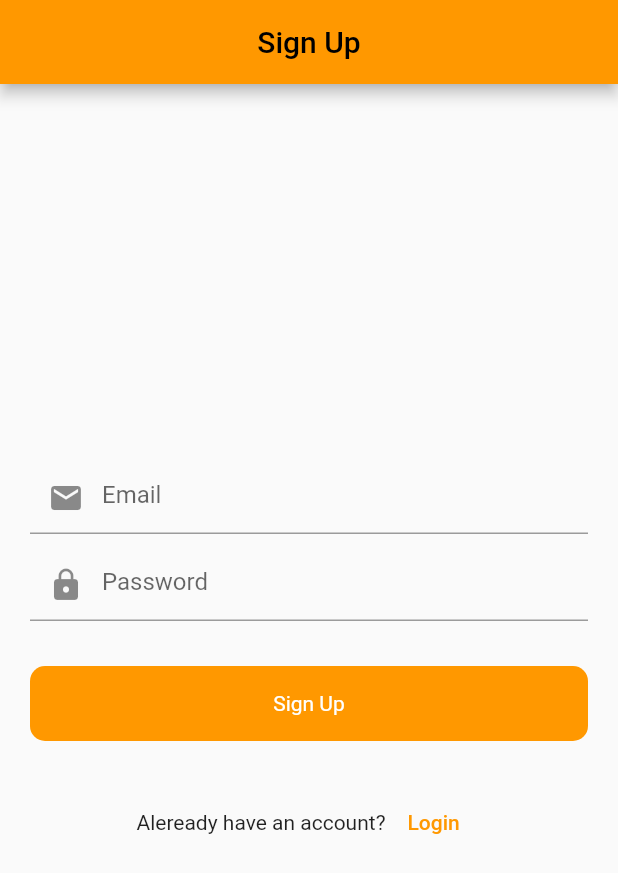
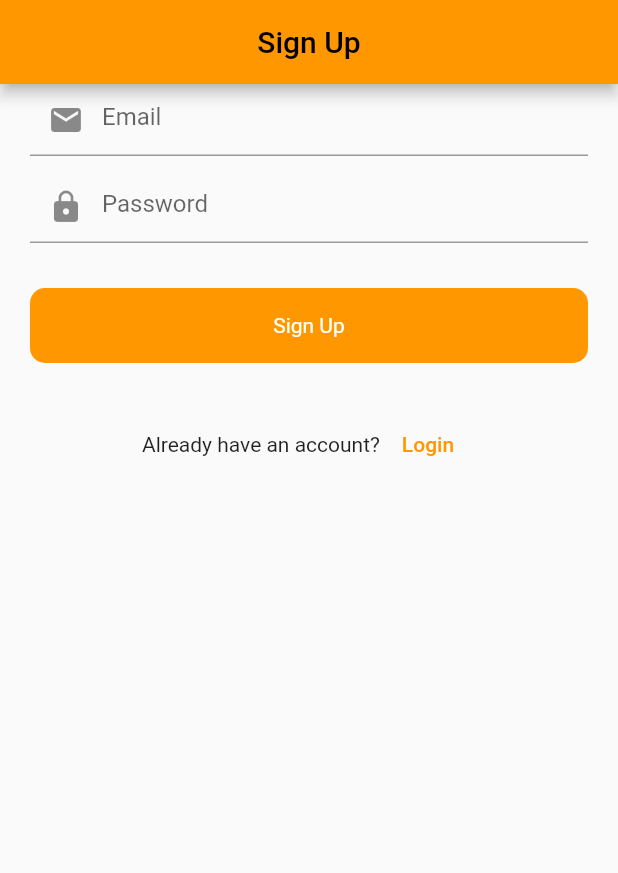
Before and after one commit to MuhammadBilalAkbar/firebase_asif_taj_tutorials, a Flutter app: the screen it shows after launch, after a tap on "Login", after a tap on "Sing up", on a phone screen of 412 x 824 dp. Shown: the top 873 px of the screen. Run offline on Flutter 3.47's test engine with Material 2 defaults, Android fonts, the light colour scheme and no system bars; our stand-ins replace cloud_firestore, firebase_auth, firebase_core, firebase_database, firebase_storage, fluttertoast and 1 more; accounts and stored records are empty.

Commit message:
major update working on android and iphone

```diff
--- a/lib/firebase_services/splash_services.dart
+++ b/lib/firebase_services/splash_services.dart
@@ -2,46 +2,46 @@ import 'dart:async';
 
 import 'package:firebase_asif_taj_tutorials/posts/posts_screen.dart';
 import 'package:firebase_asif_taj_tutorials/ui/auth/login_screen.dart';
-import 'package:firebase_asif_taj_tutorials/ui/firestore/firestore_list_screen.dart';
-import 'package:firebase_asif_taj_tutorials/ui/upload_image.dart';
 import 'package:firebase_auth/firebase_auth.dart';
 import 'package:flutter/material.dart';
 
 class SplashServices {
-
   void isLogin(BuildContext context) {
     final FirebaseAuth checkIfLogin = FirebaseAuth.instance;
-    final _userDetail = checkIfLogin.currentUser;
+    final userDetail = checkIfLogin.currentUser;
 
-    if (_userDetail != null) {
-      debugPrint('splash_services.dart-------------------------------------------------------User already logged in. User email: ${_userDetail.email}');
+    if (userDetail != null) {
+      debugPrint(
+          'splash_services.dart-------------------------------------------------------User already logged in. User email: ${userDetail.email}');
       Timer(
-        Duration(seconds: 3),
-            () {
+        const Duration(seconds: 3),
+        () {
           Navigator.pushReplacement(
             context,
             MaterialPageRoute(
-              builder: (context) => PostScreen(),
+              builder: (context) => const PostScreen(),
               // builder: (context) => UploadImageScreen(),
             ),
           );
           // debugPrint('===================================================Navigating to posts_screen.dart');
-          debugPrint('===================================================Navigating to firestore_list_screen.dart');
-          debugPrint('===================================================Navigating to upload_image_screen.dart');
+          debugPrint(
+              '===================================================Navigating to firestore_list_screen.dart');
+          debugPrint(
+              '===================================================Navigating to upload_image_screen.dart');
         },
       );
     } else {
       Timer(
-        Duration(seconds: 3),
+        const Duration(seconds: 3),
         () {
           Navigator.pushReplacement(
             context,
             MaterialPageRoute(
-              builder: (context) => LoginScreen(),
+              builder: (context) => const LoginScreen(),
             ),
           );
-          debugPrint('===================================================Navigating to login_screen.dart');
-
+          debugPrint(
+              '===================================================Navigating to login_screen.dart');
         },
       );
     }
--- a/lib/main.dart
+++ b/lib/main.dart
@@ -17,11 +17,12 @@ class MyApp extends StatelessWidget {
   @override
   Widget build(BuildContext context) {
     return MaterialApp(
+      debugShowCheckedModeBanner: false,
       theme: ThemeData(
         primarySwatch: kPrimarySwatch
       ),
       title: 'Flutter Demo',
-      home: SplashScreen(),
+      home: const SplashScreen(),
     );
   }
 }
--- a/lib/ui/auth/login_screen.dart
+++ b/lib/ui/auth/login_screen.dart
@@ -1,4 +1,3 @@
-import 'package:firebase_asif_taj_tutorials/posts/add_post.dart';
 import 'package:firebase_asif_taj_tutorials/posts/posts_screen.dart';
 import 'package:firebase_asif_taj_tutorials/ui/auth/signup_screen.dart';
 import 'package:firebase_asif_taj_tutorials/ui/widgets/round_button.dart';
@@ -8,6 +7,7 @@ import 'package:flutter/material.dart';
 import 'package:flutter/services.dart';
 
 import '../forgot_password.dart';
+import 'login_with_phone_number.dart';
 
 class LoginScreen extends StatefulWidget {
   const LoginScreen({Key? key}) : super(key: key);
@@ -47,7 +47,7 @@ class _LoginScreenState extends State<LoginScreen> {
           appBar: AppBar(
             // automaticallyImplyLeading: false,
             centerTitle: true,
-            title: Text('Login'),
+            title: const Text('Login'),
           ),
           body: Padding(
             padding: const EdgeInsets.symmetric(horizontal: 20.0),
@@ -62,7 +62,7 @@ class _LoginScreenState extends State<LoginScreen> {
                       TextFormField(
                         keyboardType: TextInputType.emailAddress,
                         controller: emailController,
-                        decoration: InputDecoration(
+                        decoration: const InputDecoration(
                           hintText: 'Email',
                           prefixIcon: Icon(Icons.email),
                         ),
@@ -73,12 +73,12 @@ class _LoginScreenState extends State<LoginScreen> {
                           return null;
                         },
                       ),
-                      SizedBox(height: 10),
+                      const SizedBox(height: 10),
                       TextFormField(
                         keyboardType: TextInputType.text,
                         controller: passwordController,
                         obscureText: true,
-                        decoration: InputDecoration(
+                        decoration: const InputDecoration(
                           hintText: 'Password',
                           prefixIcon: Icon(Icons.lock),
                         ),
@@ -92,7 +92,7 @@ class _LoginScreenState extends State<LoginScreen> {
                     ],
                   ),
                 ),
-                SizedBox(height: 30),
+                const SizedBox(height: 30),
                 RoundButton(
                   loading: loading,
                   title: 'Login',
@@ -109,52 +109,54 @@ class _LoginScreenState extends State<LoginScreen> {
                       Navigator.push(
                         context,
                         MaterialPageRoute(
-                          builder: (context) => ForgotPasswordScreen(),
+                          builder: (context) => const ForgotPasswordScreen(),
                         ),
                       );
                     },
-                    child: Text('Forgot Password?'),
+                    child: const Text('Forgot Password?'),
                   ),
                 ),
-                SizedBox(height: 30),
+                const SizedBox(height: 30),
                 Row(
                   mainAxisAlignment: MainAxisAlignment.center,
                   children: [
-                    Text('Don\'t have account?'),
+                    const Text('Don\'t have account?'),
                     TextButton(
                       onPressed: () {
                         Navigator.pushReplacement(
                           context,
                           MaterialPageRoute(
-                            builder: (context) => SignUpScreen(),
+                            builder: (context) => const SignUpScreen(),
                           ),
                         );
                         debugPrint(
                             '===================================================Navigating to signup_screen.dart');
                       },
-                      child: Text('Sing up'),
+                      child: const Text('Sing up'),
                     ),
                   ],
                 ),
-                SizedBox(height: 30),
-                // InkWell(
-                //   onTap: () {
-                //     Navigator.push(
-                //       context,
-                //       MaterialPageRoute(
-                //         builder: (context) => LoginWithPhoneNumber(),
-                //       ),
-                //     );
-                //   },
-                //   child: Container(
-                //     height: 50,
-                //     decoration: BoxDecoration(
-                //       borderRadius: BorderRadius.circular(50),
-                //       border: Border.all(color: Colors.black)
-                //     ),
-                //     child: Center(child: Text('Login With Phone Number'))
-                //   ),
-                // ),
+                const SizedBox(height: 30),
+                InkWell(
+                  onTap: () {
+                    Navigator.push(
+                      context,
+                      MaterialPageRoute(
+                        builder: (context) => const LoginWithPhoneNumber(),
+                      ),
+                    );
+                  },
+                  child: Container(
+                    height: 50,
+                    decoration: BoxDecoration(
+                      borderRadius: BorderRadius.circular(50),
+                      border: Border.all(color: Colors.black),
+                    ),
+                    child: const Center(
+                      child: Text('Login With Phone Number'),
+                    ),
+                  ),
+                ),
               ],
             ),
           ),
@@ -177,7 +179,7 @@ class _LoginScreenState extends State<LoginScreen> {
       Navigator.pushReplacement(
         context,
         MaterialPageRoute(
-          builder: (context) => PostScreen(),
+          builder: (context) => const PostScreen(),
         ),
       );
       debugPrint(
--- a/lib/ui/auth/signup_screen.dart
+++ b/lib/ui/auth/signup_screen.dart
@@ -38,9 +38,10 @@ class _SignUpScreenState extends State<SignUpScreen> {
         appBar: AppBar(
           // automaticallyImplyLeading: false,
           centerTitle: true,
-          title: Text('Sign Up'),
+          title: const Text('Sign Up'),
         ),
-        body: Padding(
+        body: SingleChildScrollView(
+          child: Padding(
             padding: const EdgeInsets.symmetric(horizontal: 20.0),
             child: Column(
               mainAxisAlignment: MainAxisAlignment.center,
@@ -53,7 +54,7 @@ class _SignUpScreenState extends State<SignUpScreen> {
                       TextFormField(
                         keyboardType: TextInputType.emailAddress,
                         controller: emailController,
-                      decoration: InputDecoration(
+                        decoration: const InputDecoration(
                           hintText: 'Email',
                           prefixIcon: Icon(Icons.email),
                         ),
@@ -64,12 +65,12 @@ class _SignUpScreenState extends State<SignUpScreen> {
                           return null;
                         },
                       ),
-                    SizedBox(height: 10),
+                      const SizedBox(height: 10),
                       TextFormField(
                         keyboardType: TextInputType.text,
                         controller: passwordController,
                         obscureText: true,
-                      decoration: InputDecoration(
+                        decoration: const InputDecoration(
                           hintText: 'Password',
                           prefixIcon: Icon(Icons.lock),
                         ),
@@ -83,7 +84,7 @@ class _SignUpScreenState extends State<SignUpScreen> {
                     ],
                   ),
                 ),
-              SizedBox(height: 30),
+                const SizedBox(height: 30),
                 RoundButton(
                   title: 'Sign Up',
                   loading: loading,
@@ -93,27 +94,28 @@ class _SignUpScreenState extends State<SignUpScreen> {
                     }
                   },
                 ),
-              SizedBox(height: 30),
+                const SizedBox(height: 30),
                 Row(
                   mainAxisAlignment: MainAxisAlignment.center,
                   children: [
-                  Text('Aleready have an account?'),
+                    const Text('Already have an account?'),
                     TextButton(
                       onPressed: () {
                         Navigator.pushReplacement(
                           context,
                           MaterialPageRoute(
-                          builder: (context) => LoginScreen(),
+                            builder: (context) => const LoginScreen(),
                           ),
                         );
                         debugPrint(
                             '===================================================Navigating to login_screen.dart');
                       },
-                    child: Text('Login'),
+                      child: const Text('Login'),
                     ),
                   ],
                 )
               ],
+            ),
           ),
         ),
       ),
@@ -136,10 +138,11 @@ class _SignUpScreenState extends State<SignUpScreen> {
       Navigator.pushReplacement(
         context,
         MaterialPageRoute(
-          builder: (context) => PostScreen(),
+          builder: (context) => const PostScreen(),
         ),
       );
-      debugPrint('===================================================Navigating to posts_screen.dart');
+      debugPrint(
+          '===================================================Navigating to posts_screen.dart');
       debugPrint(
           'signup_screen.dart-------------------------------------------------------------------User registered successfully: ${value.user!.email}');
     }).onError((error, stackTrace) {
--- a/lib/ui/splash_screen.dart
+++ b/lib/ui/splash_screen.dart
@@ -9,7 +9,6 @@ class SplashScreen extends StatefulWidget {
 }
 
 class _SplashScreenState extends State<SplashScreen> {
-
   SplashServices splashServices = SplashServices();
 
   @override
@@ -18,11 +17,15 @@ class _SplashScreenState extends State<SplashScreen> {
     super.initState();
     splashServices.isLogin(context);
   }
+
   @override
   Widget build(BuildContext context) {
-    return Scaffold(
+    return const Scaffold(
       body: Center(
-        child: Text('Firebase Tutorials', style: TextStyle(fontSize: 30),),
+        child: Text(
+          'Firebase Tutorials',
+          style: TextStyle(fontSize: 30),
+        ),
       ),
     );
   }
--- a/lib/ui/widgets/round_button.dart
+++ b/lib/ui/widgets/round_button.dart
@@ -2,12 +2,12 @@ import 'package:firebase_asif_taj_tutorials/main.dart';
 import 'package:flutter/material.dart';
 
 class RoundButton extends StatelessWidget {
-  const RoundButton(
-      {Key? key,
-      required this.title,
-      required this.onTap,
-      this.loading = false})
-      : super(key: key);
+  const RoundButton({
+    Key? key,
+    required this.title,
+    required this.onTap,
+    this.loading = false,
+  }) : super(key: key);
 
   final String title;
   final VoidCallback onTap;
@@ -25,10 +25,13 @@ class RoundButton extends StatelessWidget {
         ),
         child: Center(
           child: loading
-              ? CircularProgressIndicator(strokeWidth: 3, color: Colors.white,)
+              ? const CircularProgressIndicator(
+                  strokeWidth: 3,
+                  color: Colors.white,
+                )
               : Text(
                   title,
-                  style: TextStyle(color: Colors.white),
+                  style: const TextStyle(color: Colors.white),
                 ),
         ),
       ),
```
Also changed, not shown: lib/posts/add_post.dart (+4 -4 lines), lib/posts/posts_screen.dart (+30 -39 lines), lib/ui/auth/login_with_phone_number.dart (added, +92 -0 lines), lib/ui/auth/verify_code.dart (added, +82 -0 lines), lib/ui/firestore/add_firestore_data.dart (+8 -8 lines), lib/ui/firestore/firestore_list_screen.dart (+35 -41 lines), lib/ui/forgot_password.dart (+14 -10 lines), lib/ui/upload_image.dart (+10 -10 lines), pubspec.yaml (+7 -7 lines), pubspec.lock, 24 other files. Lines whose indentation alone changed are shown as unchanged.
